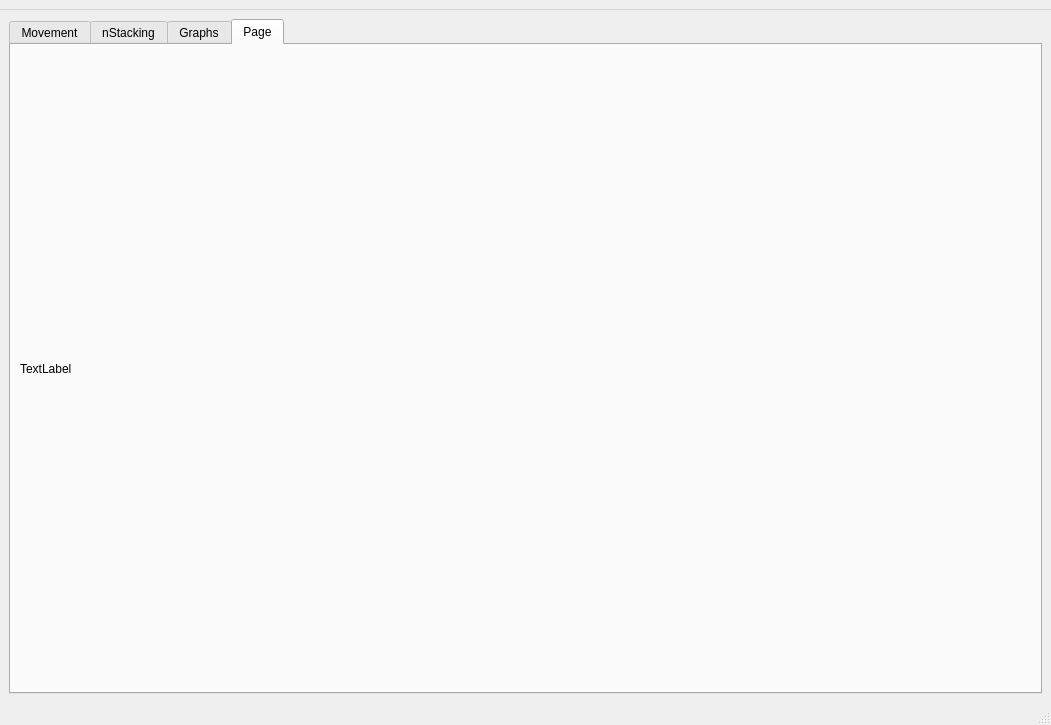
Before: the Qt Designer form qttracking/QtTracking/mainwindow.ui in pisgah-fogel/indi_experiments, drawn with Qt 5.
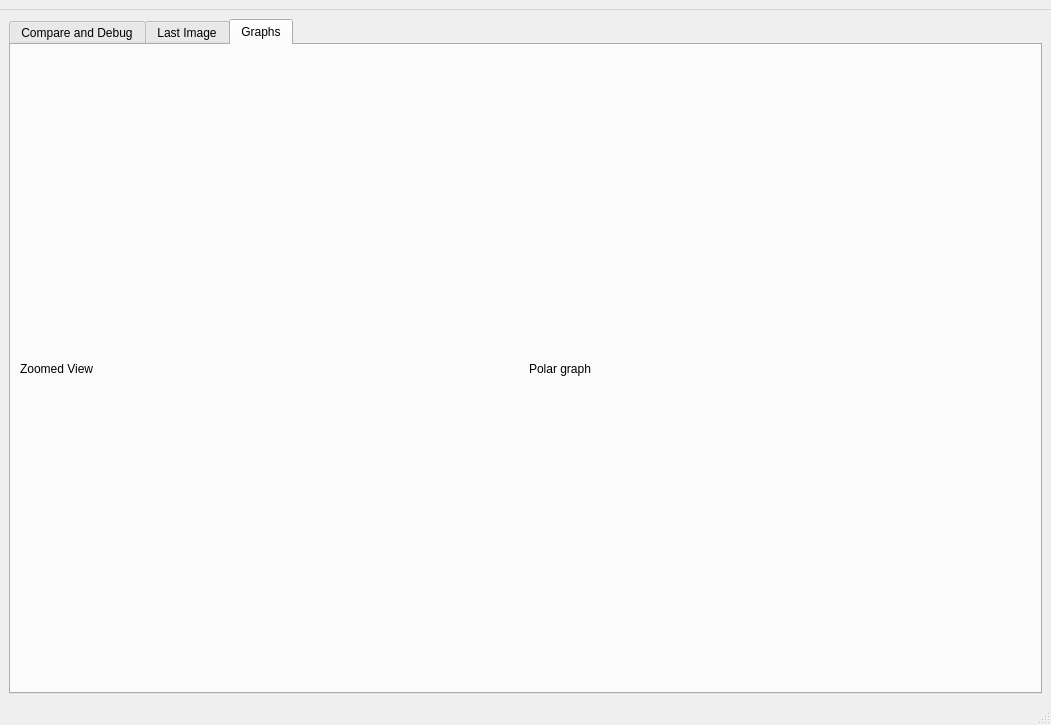
After: the same form once the commit is applied.

Patch:
```diff
--- a/qttracking/QtTracking/mainwindow.ui
+++ b/qttracking/QtTracking/mainwindow.ui
@@ -76,7 +76,7 @@
         <bool>true</bool>
        </property>
        <attribute name="title">
-        <string>Movement</string>
+        <string>Compare and Debug</string>
        </attribute>
        <layout class="QVBoxLayout" name="verticalLayout_4">
         <item>
@@ -86,7 +86,7 @@
       </widget>
       <widget class="QWidget" name="tab_2">
        <attribute name="title">
-        <string>nStacking</string>
+        <string>Last Image</string>
        </attribute>
        <layout class="QVBoxLayout" name="verticalLayout_5">
         <item>
@@ -96,29 +96,25 @@
           </property>
          </widget>
         </item>
-        <item>
-         <layout class="QVBoxLayout" name="nStacking"/>
-        </item>
-       </layout>
-      </widget>
-      <widget class="QWidget" name="tab_3">
-       <attribute name="title">
-        <string>Graphs</string>
-       </attribute>
-       <layout class="QVBoxLayout" name="verticalLayout">
-        <item>
-         <layout class="QVBoxLayout" name="graphLayout"/>
-        </item>
        </layout>
       </widget>
       <widget class="QWidget" name="tab_4">
        <attribute name="title">
-        <string>Page</string>
+        <string>Graphs</string>
        </attribute>
        <layout class="QVBoxLayout" name="verticalLayout_2">
         <item>
          <layout class="QVBoxLayout" name="verticalLayout_6">
           <item>
+           <layout class="QHBoxLayout" name="horizontalLayout">
+            <item>
+             <widget class="QLabel" name="label">
+              <property name="text">
+               <string>Zoomed View</string>
+              </property>
+             </widget>
+            </item>
+            <item>
            <widget class="QLabel" name="polar">
             <property name="minimumSize">
              <size>
@@ -133,9 +129,14 @@
              </size>
             </property>
             <property name="text">
-             <string>TextLabel</string>
-            </property>
-           </widget>
+               <string>Polar graph</string>
+              </property>
+             </widget>
+            </item>
+           </layout>
+          </item>
+          <item>
+           <layout class="QHBoxLayout" name="graphLayout"/>
           </item>
          </layout>
         </item>
```
Left out of the diff: 2 changed lines with no effect on the pictures. Lines whose indentation alone changed are shown as unchanged.
